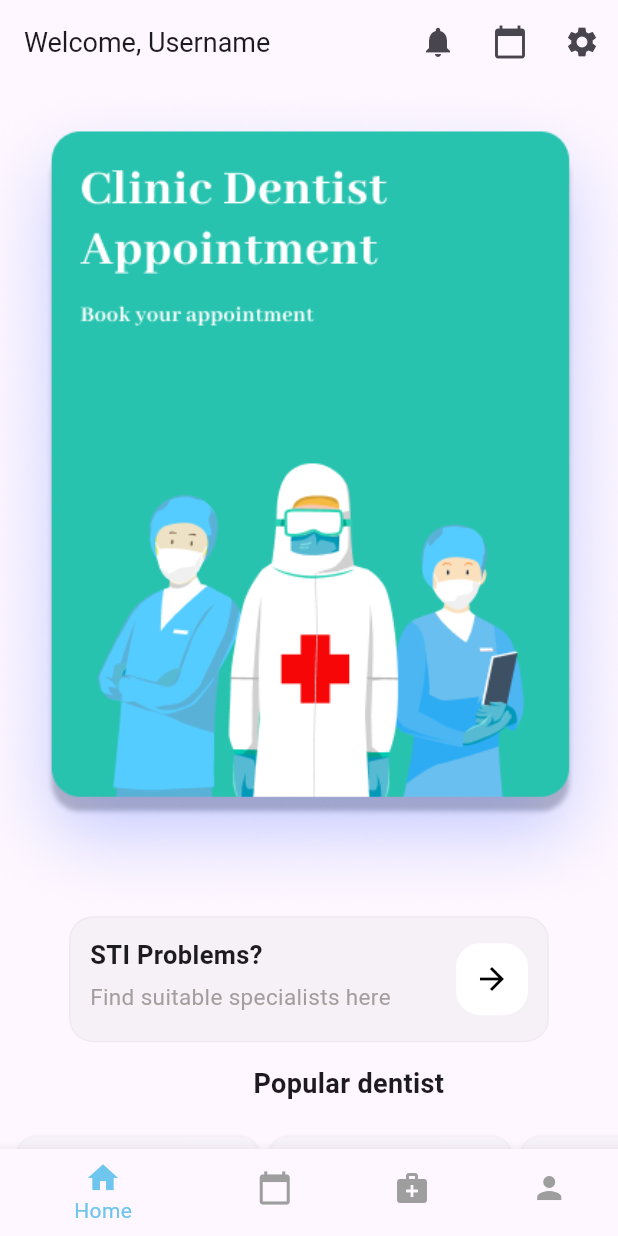
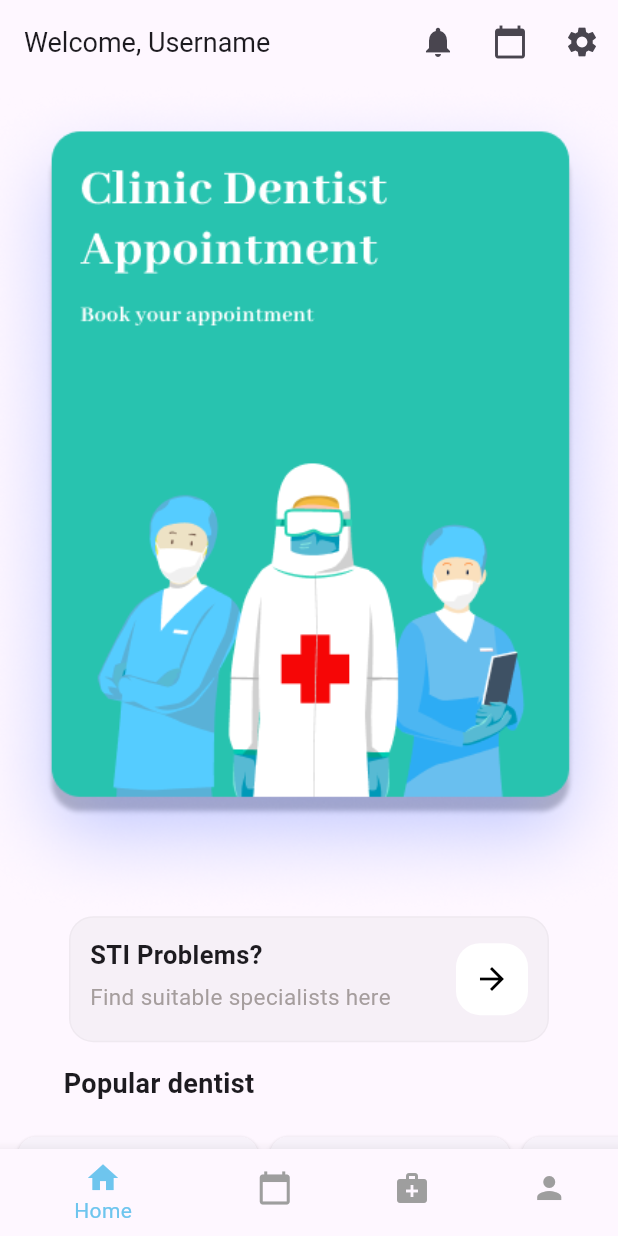
Before and after one commit to 6531503042/Deap-Mobile-Application, a Flutter app: the screen it shows after launch, on a phone screen of 412 x 824 dp. Run offline on Flutter 3.47's test engine with Material 3 defaults, Android fonts, the phone set to English and light mode, and no system bars; our stand-ins replace font_awesome_flutter, image_picker, sqflite; missing offline and left inert: dart:ffi; accounts and stored records are empty.

Commit message:
update home and detail

```diff
--- a/lib/screens/Doctor_detail.dart
+++ b/lib/screens/Doctor_detail.dart
@@ -4,6 +4,7 @@ class DoctorDetailPage extends StatelessWidget {
   final String name;
   final double rating;
   final String imagePath;
+
 
   const DoctorDetailPage({
     Key? key,
@@ -22,9 +23,10 @@ class DoctorDetailPage extends StatelessWidget {
         child: Column(
           mainAxisAlignment: MainAxisAlignment.center,
           children: [
+            Image.asset(imagePath),
             Text(name),
             Text('Rating: $rating'),
-            Image.asset(imagePath),
+
             // Add more details or widgets as needed
           ],
         ),
--- a/lib/screens/home_page.dart
+++ b/lib/screens/home_page.dart
@@ -157,7 +157,7 @@ class HomeTab extends StatelessWidget {
           ),
           SizedBox(height: 15),
           Padding(
-            padding: const EdgeInsets.only(left: 53.0),
+            padding: const EdgeInsets.only(right: 200.0),
             child: Text(
               'Popular dentist',
               style: TextStyle(fontSize: 18, fontWeight: FontWeight.w700),
```
